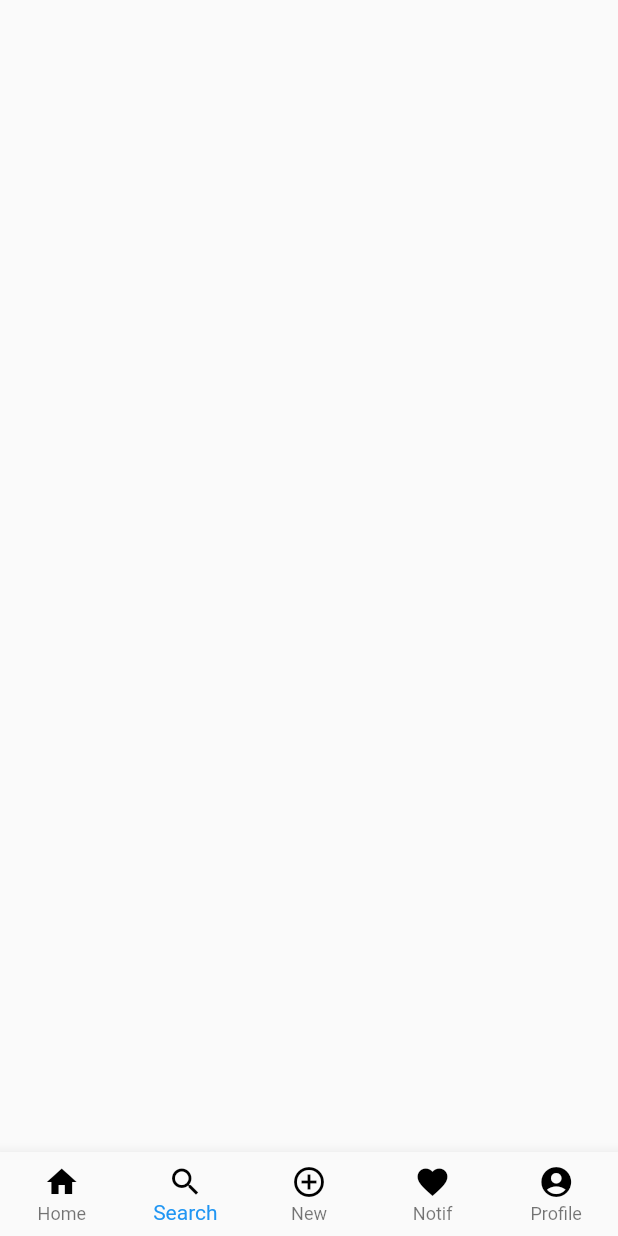
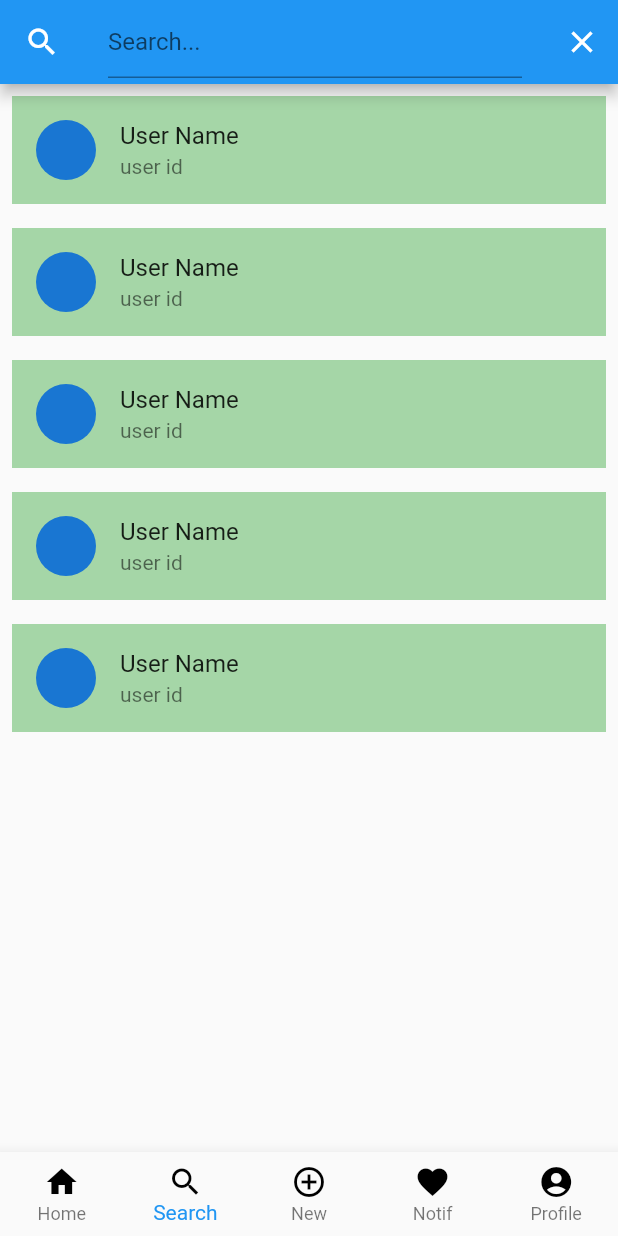
Before and after one commit to Rishabh510/devseek, a Flutter app: the screen it shows after launch, item 2 of the bottom bar chosen, on a phone screen of 412 x 824 dp. Run offline on Flutter 3.47's test engine with Material 2 defaults, Android fonts, the phone set to English and light mode, and no system bars.

Commit message:
lesson_4 complete

```diff
--- a/lib/views/searchView.dart
+++ b/lib/views/searchView.dart
@@ -1,8 +1,69 @@
+import 'package:flutter/cupertino.dart';
 import 'package:flutter/material.dart';
 
-class SearchView extends StatelessWidget {
+class SearchView extends StatefulWidget {
+  @override
+  _SearchViewState createState() => _SearchViewState();
+}
+
+class _SearchViewState extends State<SearchView> {
+  TextEditingController _textEditingController;
+
+  @override
+  void initState() {
+    _textEditingController = TextEditingController();
+    super.initState();
+  }
+
+  @override
+  void dispose() {
+    _textEditingController.dispose();
+    super.dispose();
+  }
+
   @override
   Widget build(BuildContext context) {
-    return Container();
+    return Scaffold(
+      appBar: AppBar(
+        leading: Icon(Icons.search),
+        title: TextField(
+          controller: _textEditingController,
+          decoration: InputDecoration(
+            hintText: 'Search...',
+          ),
+        ),
+        actions: [
+          IconButton(
+              icon: Icon(Icons.close),
+              onPressed: () {
+                setState(() {
+                  _textEditingController.clear();
+                });
+              }),
+        ],
+      ),
+      body: ListView(
+        children: [
+          buildListTile(),
+          buildListTile(),
+          buildListTile(),
+          buildListTile(),
+          buildListTile(),
+        ],
+        shrinkWrap: true,
+      ),
+    );
+  }
+
+  Container buildListTile() {
+    return Container(
+      color: Colors.green[200],
+      margin: EdgeInsets.all(8),
+      child: ListTile(
+        leading: CircleAvatar(),
+        title: Text('User Name'),
+        subtitle: Text('user id'),
+      ),
+    );
   }
 }
```
